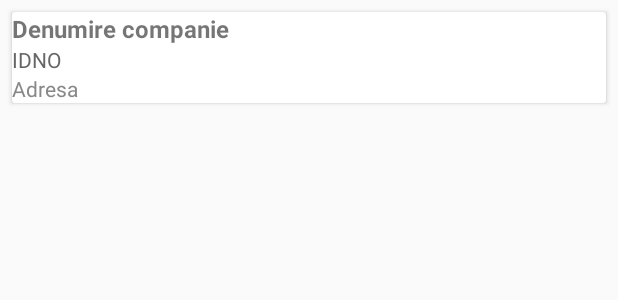
After one commit to androidacvtivity/StatDataExplorer, an Android app: the layout item_scientist.xml on its own in the app's theme, with its tools: preview values and no code run, on a phone screen of 412 x 824 dp. The commit adds this screen. Shown: the top 300 px of the screen. Run offline under Robolectric (Android 15) with nearby library versions, the phone set to English and light mode, and no system bars.

Commit message:
RversionCode12

```diff
--- a/app/src/main/AndroidManifest.xml
+++ b/app/src/main/AndroidManifest.xml
@@ -1,6 +1,8 @@
 <?xml version="1.0" encoding="utf-8"?>
 <manifest xmlns:android="http://schemas.android.com/apk/res/android"
     xmlns:tools="http://schemas.android.com/tools">
+
+    <uses-permission android:name="android.permission.INTERNET"/>
 
     <application
         android:allowBackup="true"
@@ -11,6 +13,7 @@
         android:roundIcon="@mipmap/ic_launcher_round"
         android:supportsRtl="true"
         android:theme="@style/Theme.StatDataExplorer"
+        android:networkSecurityConfig="@xml/network_security_config"
         tools:targetApi="31">
         <activity
             android:name=".activities.MainActivity"
@@ -23,6 +26,8 @@
                 <category android:name="android.intent.category.LAUNCHER" />
             </intent-filter>
         </activity>
+
+        <activity android:name=".activities.ScientistsListActivity" />
     </application>
 
 </manifest>
--- a/app/src/main/java/com/bancusoft/statdataexplorer/activities/MainActivity.java
+++ b/app/src/main/java/com/bancusoft/statdataexplorer/activities/MainActivity.java
@@ -1,5 +1,6 @@
 package com.bancusoft.statdataexplorer.activities;
 
+import android.content.Intent;
 import android.os.Bundle;
 import android.widget.Toast;
 import androidx.appcompat.app.AppCompatActivity;
@@ -17,7 +18,7 @@ public class MainActivity extends AppCompatActivity {
 
         binding.cardViewScientists.setOnClickListener(v -> {
             Toast.makeText(this, "Se încarcă lista...", Toast.LENGTH_SHORT).show();
-            // În viitor: startActivity(new Intent(this, ScientistsListActivity.class));
+            startActivity(new Intent(MainActivity.this, ScientistsListActivity.class));
         });
     }
 }
--- /dev/null
+++ b/app/src/main/res/layout/item_scientist.xml
@@ -0,0 +1,37 @@
+<?xml version="1.0" encoding="utf-8"?>
+<androidx.cardview.widget.CardView
+    xmlns:android="http://schemas.android.com/apk/res/android"
+    android:layout_width="match_parent"
+    android:layout_height="wrap_content"
+    android:layout_margin="8dp"
+    android:elevation="4dp"
+    android:padding="12dp">
+
+    <LinearLayout
+        android:layout_width="match_parent"
+        android:layout_height="wrap_content"
+        android:orientation="vertical">
+
+        <TextView
+            android:id="@+id/txtDenumire"
+            android:layout_width="wrap_content"
+            android:layout_height="wrap_content"
+            android:textStyle="bold"
+            android:textSize="16sp"
+            android:text="Denumire companie"/>
+
+        <TextView
+            android:id="@+id/txtIdno"
+            android:layout_width="wrap_content"
+            android:layout_height="wrap_content"
+            android:text="IDNO"
+            android:textColor="#666"/>
+
+        <TextView
+            android:id="@+id/txtAdresa"
+            android:layout_width="wrap_content"
+            android:layout_height="wrap_content"
+            android:text="Adresa"
+            android:textColor="#888"/>
+    </LinearLayout>
+</androidx.cardview.widget.CardView>
--- /dev/null
+++ b/app/src/main/res/xml/network_security_config.xml
@@ -0,0 +1,6 @@
+<?xml version="1.0" encoding="utf-8"?>
+<network-security-config>
+    <domain-config cleartextTrafficPermitted="true">
+        <domain includeSubdomains="true">bancusoft.com</domain>
+    </domain-config>
+</network-security-config>
```
Also changed, not shown: app/build.gradle (+11 -2 lines), app/src/main/java/com/bancusoft/statdataexplorer/activities/ScientistsListActivity.java (added, +67 -0 lines), app/src/main/java/com/bancusoft/statdataexplorer/adapters/ScientistAdapter.java (added, +55 -0 lines), app/src/main/java/com/bancusoft/statdataexplorer/models/ResponseModelvw.java (added, +13 -0 lines), app/src/main/java/com/bancusoft/statdataexplorer/models/Scientistsvw.java (added, +15 -0 lines), app/src/main/java/com/bancusoft/statdataexplorer/network/RestApi.java (added, +10 -0 lines), app/src/main/res/layout/activity_scientists_list.xml (added, +17 -0 lines).
